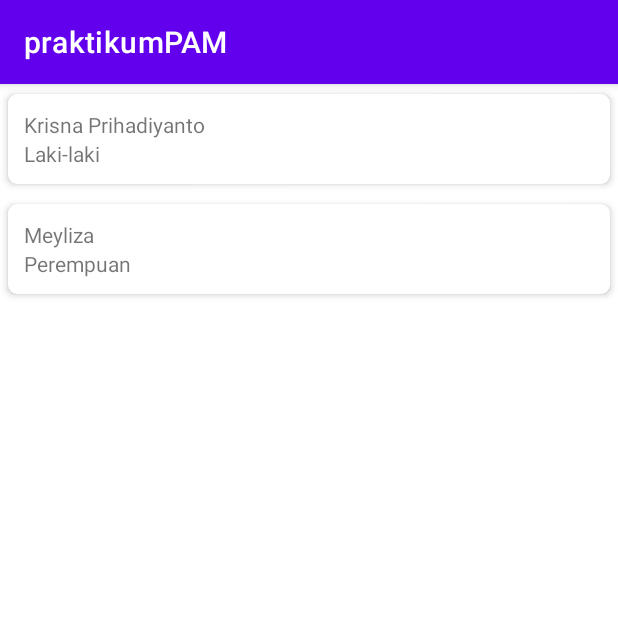
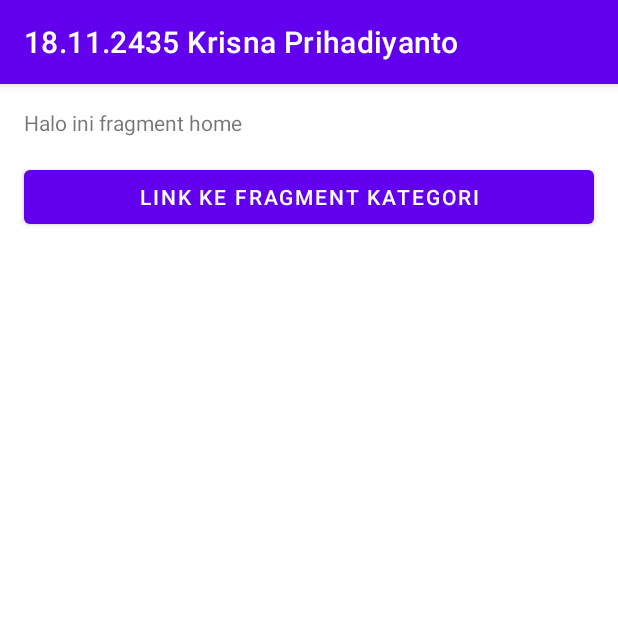
Before and after one commit to koleksiprihadi/PraktikumPAM, an Android app: the screen it shows after launch (MainActivity), on a phone screen of 412 x 824 dp, the top half of it. Run offline under Robolectric (Android 15) with nearby library versions, the phone set to English and light mode, and no system bars.

Commit message:
fragment

```diff
--- a/app/src/main/AndroidManifest.xml
+++ b/app/src/main/AndroidManifest.xml
@@ -5,10 +5,10 @@
     <application
         android:allowBackup="true"
         android:icon="@mipmap/ic_launcher"
-        android:label="@string/app_name"
+        android:label="18.11.2435 Krisna Prihadiyanto"
         android:roundIcon="@mipmap/ic_launcher_round"
         android:supportsRtl="true"
-        android:theme="@style/Theme.PraktikumPAM">
+        android:theme="@style/Theme.PraktikumPam">
         <activity android:name=".MainActivity">
             <intent-filter>
                 <action android:name="android.intent.action.MAIN" />
--- a/app/src/main/java/com/example/praktikumpam/Biodata.java
+++ /dev/null
@@ -1,26 +0,0 @@
-package com.example.praktikumpam;
-public class Biodata {
-    private String nama;
-    private String jeniskelamin;
-
-    public Biodata(String nama, String jeniskelamin){
-        this.nama = nama;
-        this.jeniskelamin = jeniskelamin;
-    }
-
-    public String getNama() {
-        return nama;
-    }
-
-    public void setNama(String nama) {
-        this.nama = nama;
-    }
-
-    public String getJeniskelamin() {
-        return jeniskelamin;
-    }
-
-    public void setJeniskelamin(String jeniskelamin) {
-        this.jeniskelamin = jeniskelamin;
-    }
-}
--- a/app/src/main/java/com/example/praktikumpam/BiodataAdapter.java
+++ /dev/null
@@ -1,50 +0,0 @@
-package com.example.praktikumpam;
-import android.view.LayoutInflater;
-import android.view.View;
-import android.view.ViewGroup;
-import android.widget.TextView;
-
-
-import androidx.recyclerview.widget.RecyclerView;
-
-import java.util.ArrayList;
-
-public class BiodataAdapter extends RecyclerView.Adapter<BiodataAdapter.BiodataViewHolder> {
-
-
-    private ArrayList<Biodata> dataList;
-
-    public BiodataAdapter(ArrayList<Biodata> dataList) {
-        this.dataList = dataList;
-    }
-
-    @Override
-    public BiodataViewHolder onCreateViewHolder(ViewGroup parent, int viewType) {
-        LayoutInflater layoutInflater = LayoutInflater.from(parent.getContext());
-        View view = layoutInflater.inflate(R.layout.biodata, parent, false);
-        return new BiodataViewHolder(view);
-    }
-
-    @Override
-    public void onBindViewHolder(BiodataViewHolder holder, int position) {
-        holder.txtNama.setText(dataList.get(position).getNama());
-        holder.txtJeniskelamin.setText(dataList.get(position).getJeniskelamin());
-
-    }
-
-    @Override
-    public int getItemCount() {
-        return (dataList != null) ? dataList.size() : 0;
-    }
-
-    public class BiodataViewHolder extends RecyclerView.ViewHolder{
-        private TextView txtNama, txtJeniskelamin;
-
-        public BiodataViewHolder(View itemView) {
-            super(itemView);
-            txtNama = (TextView) itemView.findViewById(R.id.txt_nama);
-            txtJeniskelamin = (TextView) itemView.findViewById(R.id.txt_jeniskelamin);
-
-        }
-    }
-}
--- /dev/null
+++ b/app/src/main/java/com/example/praktikumpam/FragmentHome.java
@@ -0,0 +1,90 @@
+package com.example.praktikumpam;
+
+import android.os.Bundle;
+
+import androidx.annotation.NonNull;
+import androidx.annotation.Nullable;
+import androidx.fragment.app.Fragment;
+import androidx.fragment.app.FragmentManager;
+
+import android.view.LayoutInflater;
+import android.view.View;
+import android.view.ViewGroup;
+import android.widget.Button;
+
+/**
+ * A simple {@link Fragment} subclass.
+ * Use the {@link FragmentHome#newInstance} factory method to
+ * create an instance of this fragment.
+ */
+public class FragmentHome extends Fragment implements View.OnClickListener {
+
+    // TODO: Rename parameter arguments, choose names that match
+    // the fragment initialization parameters, e.g. ARG_ITEM_NUMBER
+    private static final String ARG_PARAM1 = "param1";
+    private static final String ARG_PARAM2 = "param2";
+
+    // TODO: Rename and change types of parameters
+    private String mParam1;
+    private String mParam2;
+
+    public FragmentHome() {
+        // Required empty public constructor
+    }
+
+    /**
+     * Use this factory method to create a new instance of
+     * this fragment using the provided parameters.
+     *
+     * @param param1 Parameter 1.
+     * @param param2 Parameter 2.
+     * @return A new instance of fragment FragmentHome.
+     */
+    // TODO: Rename and change types and number of parameters
+    public static FragmentHome newInstance(String param1, String param2) {
+        FragmentHome fragment = new FragmentHome();
+        Bundle args = new Bundle();
+        args.putString(ARG_PARAM1, param1);
+        args.putString(ARG_PARAM2, param2);
+        fragment.setArguments(args);
+        return fragment;
+    }
+
+    @Override
+    public void onCreate(Bundle savedInstanceState) {
+        super.onCreate(savedInstanceState);
+        if (getArguments() != null) {
+            mParam1 = getArguments().getString(ARG_PARAM1);
+            mParam2 = getArguments().getString(ARG_PARAM2);
+        }
+    }
+
+    @Override
+    public View onCreateView(LayoutInflater inflater, ViewGroup container,
+                             Bundle savedInstanceState) {
+        // Inflate the layout for this fragment
+        return inflater.inflate(R.layout.fragment_home, container, false);
+    }
+
+    @Override
+    public void onViewCreated(@NonNull View view, @Nullable Bundle savedInstanceState) {
+        super.onViewCreated(view, savedInstanceState);
+        Button btnCategory = view.findViewById(R.id.btn_category);
+        btnCategory.setOnClickListener(this);
+    }
+    @Override
+    public void onClick(View v){
+        if (v.getId() == R.id.btn_category) {
+            CategoryFragment mCategoryFragment = new CategoryFragment();
+            FragmentManager mFragmentManager = getFragmentManager();
+            if (mFragmentManager != null) {
+                mFragmentManager
+                        .beginTransaction()
+                        .replace(R.id.frame_container, mCategoryFragment, CategoryFragment.class.getSimpleName())
+                        .addToBackStack(null)
+                        .commit();
+            }
+        }
+
+    }
+}
--- a/app/src/main/java/com/example/praktikumpam/MainActivity.java
+++ b/app/src/main/java/com/example/praktikumpam/MainActivity.java
@@ -1,45 +1,29 @@
 package com.example.praktikumpam;
 
 import androidx.appcompat.app.AppCompatActivity;
-import androidx.recyclerview.widget.LinearLayoutManager;
-import androidx.recyclerview.widget.RecyclerView;
+import androidx.fragment.app.Fragment;
+import androidx.fragment.app.FragmentManager;
 
 import android.os.Bundle;
-import android.widget.AdapterView;
-import android.widget.ArrayAdapter;
-import android.widget.ListView;
-
-import java.util.ArrayList;
+import android.util.Log;
 
 public class MainActivity extends AppCompatActivity {
-    private RecyclerView recyclerView;
-    private BiodataAdapter adapter;
-    private ArrayList<Biodata> biodataArrayList;
 
     @Override
     protected void onCreate(Bundle savedInstanceState) {
         super.onCreate(savedInstanceState);
         setContentView(R.layout.activity_main);
 
-        addData();
+        FragmentManager mFragmentManager = getSupportFragmentManager();
+        FragmentHome mHomeFragment = new FragmentHome();
+        Fragment fragment = mFragmentManager.findFragmentByTag(FragmentHome.class.getSimpleName());
 
-        recyclerView = (RecyclerView) findViewById(R.id.recycler_view);
-
-        adapter = new BiodataAdapter(biodataArrayList);
-
-        RecyclerView.LayoutManager layoutManager = new LinearLayoutManager(MainActivity.this);
-
-        recyclerView.setLayoutManager(layoutManager);
-
-        recyclerView.setAdapter(adapter);
-
-    }
-
-    void addData(){
-        biodataArrayList = new ArrayList<>();
-        biodataArrayList.add(new Biodata("Krisna Prihadiyanto", "Laki-laki"));
-        biodataArrayList.add(new Biodata("Meyliza", "Perempuan"));
-
-
+        if (!(fragment instanceof FragmentHome)) {
+            Log.d("MyFlexibleFragment", "Fragment Name :" + FragmentHome.class.getSimpleName());
+            mFragmentManager
+                    .beginTransaction()
+                    .add(R.id.frame_container, mHomeFragment, FragmentHome.class.getSimpleName())
+                    .commit();
+        }
     }
 }
--- a/app/src/main/res/layout/activity_main.xml
+++ b/app/src/main/res/layout/activity_main.xml
@@ -1,16 +1,12 @@
 <?xml version="1.0" encoding="utf-8"?>
-<RelativeLayout xmlns:android="http://schemas.android.com/apk/res/android"
-    xmlns:card_view="http://schemas.android.com/apk/res-auto"
+<FrameLayout xmlns:android="http://schemas.android.com/apk/res/android"
+    xmlns:app="http://schemas.android.com/apk/res-auto"
+    xmlns:tools="http://schemas.android.com/tools"
+    android:id="@+id/frame_container"
     android:layout_width="match_parent"
-    android:layout_height="wrap_content"
-    card_view:cardCornerRadius="6dp"
-    card_view:cardElevation="3dp"
-    card_view:cardUseCompatPadding="true">
+    android:layout_height="match_parent"
+    tools:context=".MainActivity">
 
 
-    <androidx.recyclerview.widget.RecyclerView
-        android:id="@+id/recycler_view"
-        android:layout_width="match_parent"
-        android:layout_height="match_parent"/>
 
-</RelativeLayout>
+</FrameLayout>
--- a/app/src/main/res/layout/biodata.xml
+++ /dev/null
@@ -1,31 +0,0 @@
-<?xml version="1.0" encoding="utf-8"?>
-<androidx.cardview.widget.CardView xmlns:android="http://schemas.android.com/apk/res/android"
-    xmlns:card_view="http://schemas.android.com/apk/res-auto"
-    android:layout_width="match_parent"
-    android:layout_height="wrap_content"
-    card_view:cardCornerRadius="6dp"
-    card_view:cardElevation="3dp"
-    card_view:cardUseCompatPadding="true">
-
-
-    <LinearLayout xmlns:android="http://schemas.android.com/apk/res/android"
-        android:layout_width="match_parent"
-        android:layout_height="wrap_content"
-        android:layout_margin="5dp"
-        android:orientation="vertical"
-        android:padding="5dp">
-
-        <TextView
-            android:id="@+id/txt_nama"
-            android:layout_width="match_parent"
-            android:layout_height="wrap_content" />
-
-
-        <TextView
-            android:id="@+id/txt_jeniskelamin"
-            android:layout_width="match_parent"
-            android:layout_height="wrap_content" />
-
-    </LinearLayout>
-
-</androidx.cardview.widget.CardView>
--- /dev/null
+++ b/app/src/main/res/layout/fragment_home.xml
@@ -0,0 +1,22 @@
+<?xml version="1.0" encoding="utf-8"?>
+<LinearLayout xmlns:android="http://schemas.android.com/apk/res/android"
+    xmlns:tools="http://schemas.android.com/tools"
+    android:layout_width="match_parent"
+    android:layout_height="match_parent"
+    android:orientation="vertical">
+
+    <!-- TODO: Update blank fragment layout -->
+    <TextView
+        android:layout_width="match_parent"
+        android:layout_height="wrap_content"
+        android:layout_margin="16dp"
+        android:text="@string/halo_ini_fragment_home" />
+
+    <Button
+        android:id="@+id/btn_category"
+        android:layout_width="match_parent"
+        android:layout_height="wrap_content"
+        android:layout_marginLeft="16dp"
+        android:layout_marginRight="16dp"
+        android:text="@string/link_ke_fragment_kategori" />
+</LinearLayout>
--- a/app/src/main/res/values-night/themes.xml
+++ b/app/src/main/res/values-night/themes.xml
@@ -1,6 +1,6 @@
 <resources xmlns:tools="http://schemas.android.com/tools">
     <!-- Base application theme. -->
-    <style name="Theme.PraktikumPAM" parent="Theme.MaterialComponents.DayNight.DarkActionBar">
+    <style name="Theme.PraktikumPam" parent="Theme.MaterialComponents.DayNight.DarkActionBar">
         <!-- Primary brand color. -->
         <item name="colorPrimary">@color/purple_200</item>
         <item name="colorPrimaryVariant">@color/purple_700</item>
--- /dev/null
+++ b/app/src/main/res/values/ids.xml
@@ -0,0 +1,4 @@
+<?xml version="1.0" encoding="utf-8"?>
+<resources>
+
+</resources>
--- a/app/src/main/res/values/themes.xml
+++ b/app/src/main/res/values/themes.xml
@@ -1,6 +1,6 @@
 <resources xmlns:tools="http://schemas.android.com/tools">
     <!-- Base application theme. -->
-    <style name="Theme.PraktikumPAM" parent="Theme.MaterialComponents.DayNight.DarkActionBar">
+    <style name="Theme.PraktikumPam" parent="Theme.MaterialComponents.DayNight.DarkActionBar">
         <!-- Primary brand color. -->
         <item name="colorPrimary">@color/purple_500</item>
         <item name="colorPrimaryVariant">@color/purple_700</item>
--- a/settings.gradle
+++ b/settings.gradle
@@ -1,2 +1,2 @@
 include ':app'
-rootProject.name = "praktikumPAM"
+rootProject.name = "praktikumPam"
```
Also changed, not shown: app/build.gradle (+6 -9 lines), app/src/main/java/com/example/praktikumpam/CategoryFragment.java (added, +104 -0 lines), app/src/main/java/com/example/praktikumpam/DetailCategoryFragment.java (added, +97 -0 lines), app/src/main/res/layout/fragment_category.xml (added, +19 -0 lines), app/src/main/res/layout/fragment_detail_category.xml (added, +21 -0 lines), app/src/main/res/values/strings.xml (+5 -5 lines), gradle/wrapper/gradle-wrapper.properties, 1 other file.
